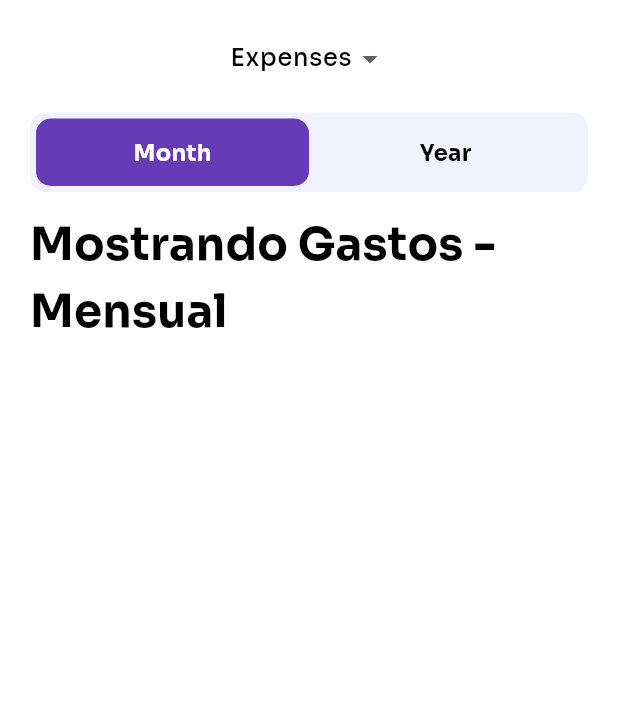
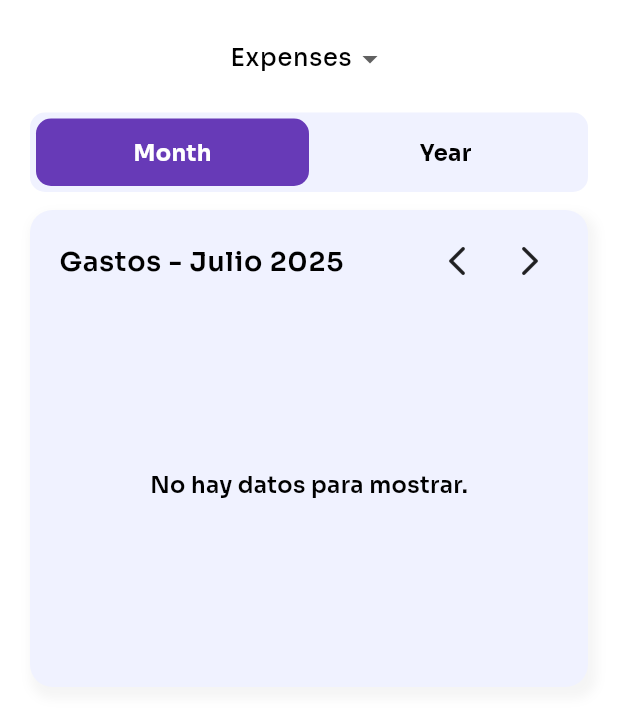
Before and after one commit to Slowriide/expense_tracker, a Flutter app: the ChartsView screen opened directly, on a phone screen of 412 x 824 dp. Shown: the top 726 px of the screen. Run offline on Flutter 3.47's test engine with Material 3 defaults, Android fonts, the phone set to English and light mode, and no system bars; our stand-ins replace fl_chart, flutter_riverpod, font_awesome_flutter, freezed_annotation, go_router, google_fonts and 2 more; accounts and stored records are empty; generated files the repository leaves out were written again.

Commit message:
feat: Update dependencies and enhance ChartsView with improved layout and new filtering options
- Updated pubspec.yaml to include new dependencies: fl_chart and freezed.
- Upgraded existing dependencies to their latest versions.
- Refactored ChartsView layout for better user experience with a scrollable view.
- Enhanced ChartViewContainer to display dynamic data with filtering options for income and expenses.

```diff
--- a/lib/presentation/views/charts/charts_view.dart
+++ b/lib/presentation/views/charts/charts_view.dart
@@ -16,11 +16,13 @@ class _ChartsViewState extends State<ChartsView> {
       child: Scaffold(
         body: Padding(
           padding: EdgeInsets.symmetric(vertical: 15, horizontal: 20),
+          child: SingleChildScrollView(
             child: Column(
-            crossAxisAlignment: CrossAxisAlignment.start,
+              crossAxisAlignment: CrossAxisAlignment.center,
               children: [
                 Center(
                   child: Column(
+                    crossAxisAlignment: CrossAxisAlignment.center,
                     children: [
                       ChartDropdownButton(),
                       sizedBox10,
@@ -34,6 +36,7 @@ class _ChartsViewState extends State<ChartsView> {
             ),
           ),
         ),
+      ),
     );
   }
 }
--- /dev/null
+++ b/lib/presentation/views/charts/helpers/capitalize.dart
@@ -0,0 +1,4 @@
+String capitalize(String text) {
+  if (text.isEmpty) return text;
+  return text[0].toUpperCase() + text.substring(1);
+}
--- /dev/null
+++ b/lib/presentation/views/charts/helpers/date_filter_type.dart
@@ -0,0 +1 @@
+enum DateFilterType { month, year }
--- a/lib/presentation/views/charts/widgets/chart_view_container.dart
+++ b/lib/presentation/views/charts/widgets/chart_view_container.dart
@@ -1,4 +1,8 @@
+import 'package:control_gastos/presentation/views/charts/helpers/date_filter_type.dart';
 import 'package:control_gastos/presentation/views/charts/providers/charts_filter_provider.dart';
+import 'package:control_gastos/presentation/views/charts/providers/expense_category_totals_by_date_provider.dart';
+import 'package:control_gastos/presentation/views/charts/providers/filter_value_provider.dart';
+import 'package:control_gastos/presentation/views/charts/widgets/widgets.dart';
 import 'package:flutter/material.dart';
 import 'package:flutter_riverpod/flutter_riverpod.dart';
 
@@ -10,11 +14,123 @@ class ChartViewContainer extends ConsumerWidget {
     final isIncome = ref.watch(isIncomeSelectedProvider);
     final isYearly = ref.watch(isYearlySelectedProvider);
 
-    return Center(
-      child: Text(
-        'Mostrando ${isIncome ? "Ingresos" : "Gastos"} - ${isYearly ? "Anual" : "Mensual"}',
-        style: Theme.of(context).textTheme.titleMedium,
+    // Definir el tipo de filtro (mes o año)
+    final filterType = isYearly ? DateFilterType.year : DateFilterType.month;
+    final filterValue = ref.watch(filterValueProviderProvider);
+
+    final totalAsync = ref.watch(
+      expenseCategoryTotalsByDateProvider(
+        filterValue: filterValue,
+        filtertype: filterType,
+        isIncome: isIncome,
       ),
     );
+
+    return Column(
+      children: [
+        Container(
+          padding: EdgeInsets.symmetric(horizontal: 15, vertical: 10),
+          decoration: BoxDecoration(
+            color: Theme.of(context).colorScheme.primary,
+            borderRadius: BorderRadius.circular(15),
+            boxShadow: [
+              BoxShadow(
+                color: Colors.grey.shade100,
+                blurRadius: 5,
+                offset: Offset(3, 5),
+                spreadRadius: 3,
+              ),
+            ],
+          ),
+          child: Column(
+            crossAxisAlignment: CrossAxisAlignment.center,
+            children: [
+              Row(
+                mainAxisAlignment: MainAxisAlignment.spaceBetween,
+                children: [
+                  Text(
+                    ' ${isIncome ? "Ingresos" : "Gastos"} - ${isYearly ? "Year ${filterValue.year}" : "${_monthName(filterValue.month)} ${filterValue.year}"} ',
+                    style: Theme.of(
+                      context,
+                    ).textTheme.bodyLarge?.copyWith(fontSize: 18),
+                  ),
+                  Row(
+                    children: [
+                      IconButton(
+                        onPressed: () {
+                          ref
+                              .read(filterValueProviderProvider.notifier)
+                              .previous();
+                        },
+                        icon: Icon(Icons.arrow_back_ios_rounded),
+                      ),
+                      IconButton(
+                        onPressed: () {
+                          ref.read(filterValueProviderProvider.notifier).next();
+                        },
+                        icon: Icon(Icons.arrow_forward_ios_rounded),
+                      ),
+                    ],
+                  ),
+                ],
+              ),
+              totalAsync.when(
+                data: (totals) {
+                  if (totals.isEmpty) {
+                    return SizedBox(
+                      height: 250,
+                      child: Center(
+                        child: const Text("No hay datos para mostrar."),
+                      ),
+                    );
+                  }
+                  return Column(
+                    crossAxisAlignment: CrossAxisAlignment.center,
+                    children: [
+                      CategoryPieChart(),
+                      CategoryLegend(categoryTotals: totals),
+                    ],
+                  );
+                },
+                loading: () => const CircularProgressIndicator(),
+                error: (error, stack) => Text('Error: $error'),
+              ),
+            ],
+          ),
+        ),
+        SizedBox(height: 15),
+        totalAsync.when(
+          data: (totals) {
+            if (totals.isEmpty) {
+              return const SizedBox(height: 5);
+            }
+            return Column(
+              crossAxisAlignment: CrossAxisAlignment.center,
+              children: [SpendingSummary(categoryTotals: totals)],
+            );
+          },
+          loading: () => const CircularProgressIndicator(),
+          error: (error, stack) => Text('Error: $error'),
+        ),
+      ],
+    );
+  }
+
+  String _monthName(int month) {
+    const monthNames = [
+      'Enero',
+      'Febrero',
+      'Marzo',
+      'Abril',
+      'Mayo',
+      'Junio',
+      'Julio',
+      'Agosto',
+      'Septiembre',
+      'Octubre',
+      'Noviembre',
+      'Diciembre',
+    ];
+    return monthNames[month - 1];
   }
 }
--- a/lib/presentation/views/charts/widgets/widgets.dart
+++ b/lib/presentation/views/charts/widgets/widgets.dart
@@ -1,3 +1,6 @@
+export './category_legend.dart';
+export './category_pie_chart.dart';
+export './chart_view_container.dart';
+export './spending_summary.dart';
 export 'chart_dropdown_button.dart';
 export 'chart_switch_button.dart';
-export './chart_view_container.dart';
--- a/pubspec.yaml
+++ b/pubspec.yaml
@@ -29,10 +29,12 @@ environment:
 # versions available, run `flutter pub outdated`.
 dependencies:
   cupertino_icons: ^1.0.8
+  fl_chart: ^1.0.0
   flutter:
     sdk: flutter
   flutter_riverpod: ^2.6.1
   font_awesome_flutter: ^10.8.0
+  freezed_annotation: ^3.0.0
   go_router: ^15.1.3
   google_fonts: ^6.2.1
   intl: ^0.20.2
@@ -43,10 +45,11 @@ dependencies:
   sqflite: ^2.4.2
 
 dev_dependencies:
-  build_runner: ^2.4.15
+  build_runner: ^2.5.3
   flutter_lints: ^5.0.0
   flutter_test:
     sdk: flutter
+  freezed: ^3.0.6
   riverpod_generator: ^2.6.5
 
 # For information on the generic Dart part of this file, see the
```
Also changed, not shown: lib/common/utils/color_by_category.dart (added, +27 -0 lines), lib/common/utils/get_icon_by_category.dart (added, +28 -0 lines), lib/domain/entities/filter_date.dart (added, +9 -0 lines), lib/presentation/views/charts/providers/expense_category_totals_by_date_provider.dart (added, +38 -0 lines), lib/presentation/views/charts/providers/filter_value_provider.dart (added, +45 -0 lines), lib/presentation/views/charts/widgets/category_legend.dart (added, +57 -0 lines), lib/presentation/views/charts/widgets/category_pie_chart.dart (added, +75 -0 lines), lib/presentation/views/charts/widgets/spending_summary.dart (added, +71 -0 lines), lib/domain/entities/filter_date.freezed.dart (added), lib/presentation/views/charts/providers/expense_category_totals_by_date_provider.g.dart (added), lib/presentation/views/charts/providers/filter_value_provider.g.dart (added), pubspec.lock. Lines whose indentation alone changed are shown as unchanged.
